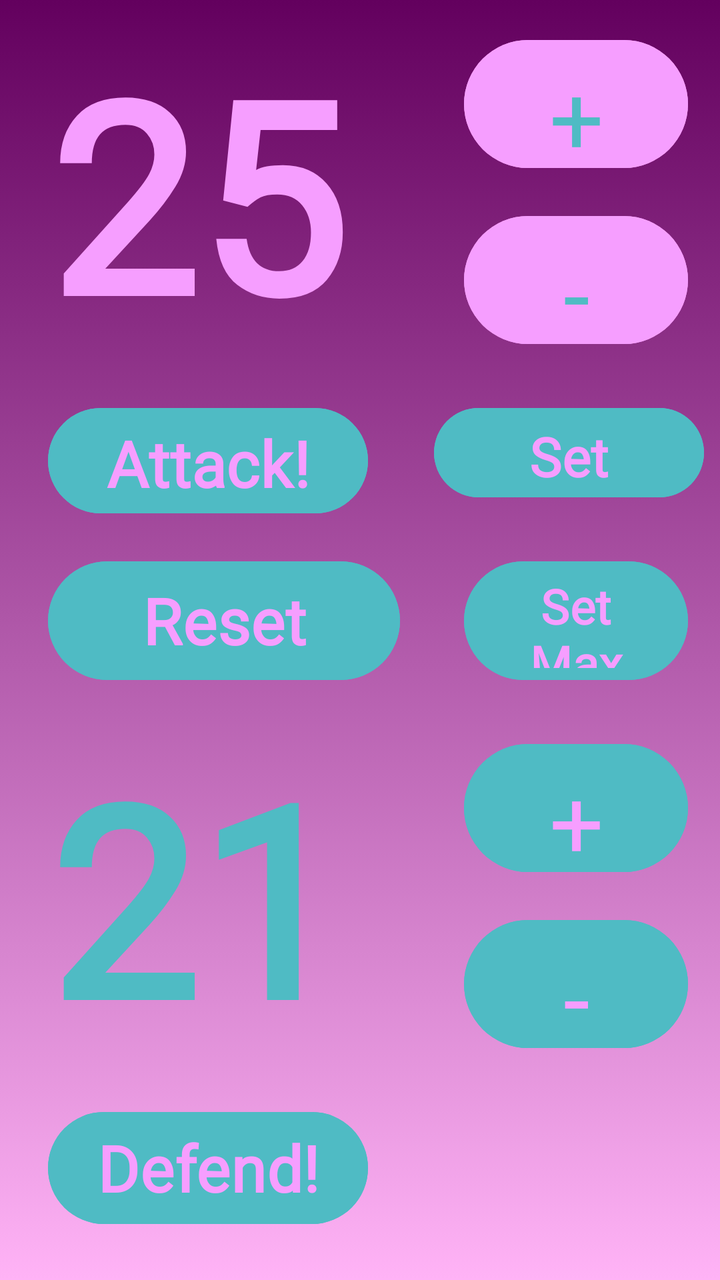
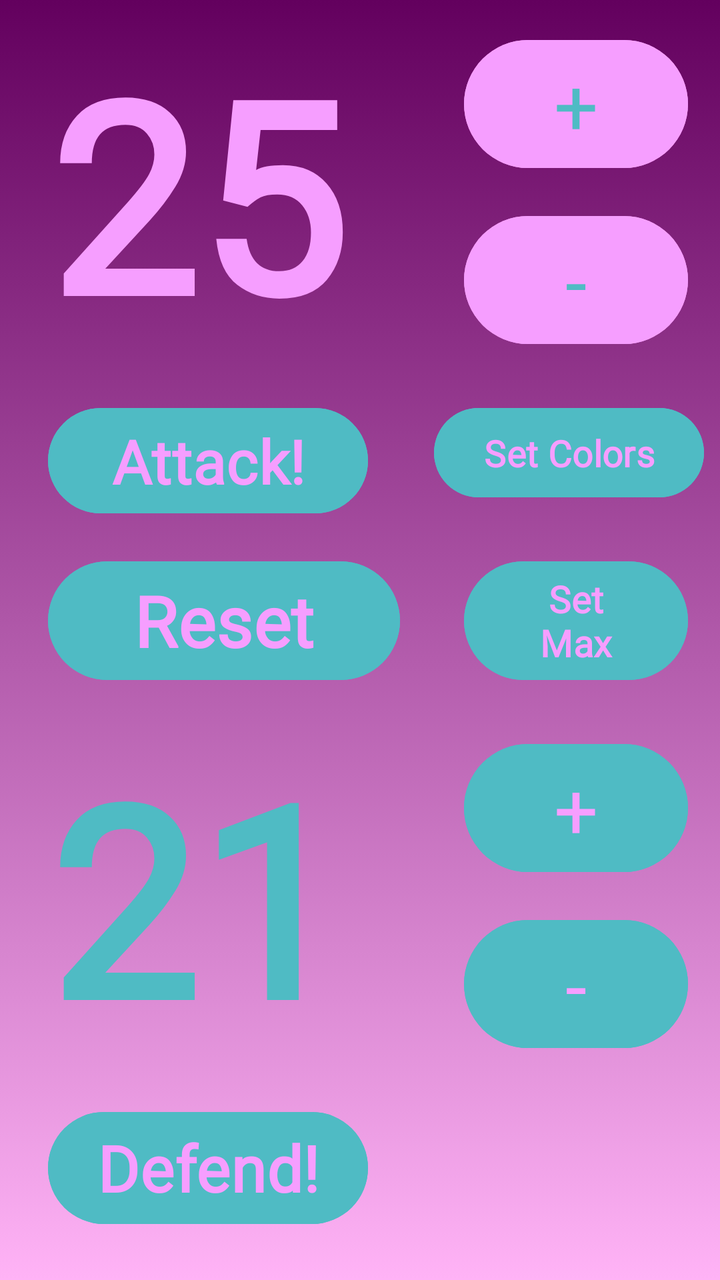

An Android layout rendered at two revisions. The XML below is the earlier revision; the diff shows what the commit changed to produce the second picture.
<!-- AndroidManifest.xml: application theme Theme.UVSLifeCalc -->
<!-- res/layout/activity_main.xml -->
<?xml version="1.0" encoding="utf-8"?>
<androidx.constraintlayout.widget.ConstraintLayout xmlns:android="http://schemas.android.com/apk/res/android"
    xmlns:app="http://schemas.android.com/apk/res-auto"
    xmlns:tools="http://schemas.android.com/tools"
    android:id="@+id/main"
    android:layout_width="match_parent"
    android:layout_height="match_parent"
    android:background="@drawable/gradient_background_main"
    tools:context=".MainActivity">

    
    <androidx.constraintlayout.widget.Guideline
        android:id="@+id/guideline_vertical"
        android:layout_width="wrap_content"
        android:layout_height="wrap_content"
        android:orientation="vertical"
        app:layout_constraintGuide_percent="0.60" />

    
    <androidx.constraintlayout.widget.Guideline
        android:id="@+id/guideline_h1"
        android:layout_width="wrap_content"
        android:layout_height="wrap_content"
        android:orientation="horizontal"
        app:layout_constraintGuide_percent="0.30" />

    
    <androidx.constraintlayout.widget.Guideline
        android:id="@+id/guideline_h2"
        android:layout_width="wrap_content"
        android:layout_height="wrap_content"
        android:orientation="horizontal"
        app:layout_constraintGuide_percent="0.42" />

    
    <androidx.constraintlayout.widget.Guideline
        android:id="@+id/guideline_h3"
        android:layout_width="wrap_content"
        android:layout_height="wrap_content"
        android:orientation="horizontal"
        app:layout_constraintGuide_percent="0.55" />

    
    <androidx.constraintlayout.widget.Guideline
        android:id="@+id/guideline_h4"
        android:layout_width="wrap_content"
        android:layout_height="wrap_content"
        android:orientation="horizontal"
        app:layout_constraintGuide_percent="0.85" />

    
    <TextView
        android:id="@+id/opp_health"
        android:layout_width="0dp"
        android:layout_height="0dp"
        android:layout_marginStart="24dp"
        android:layout_marginTop="8dp"
        android:layout_marginEnd="8dp"
        android:layout_marginBottom="8dp"
        android:autoSizeMaxTextSize="148sp"
        android:autoSizeMinTextSize="12sp"
        android:autoSizeTextType="uniform"
        android:fontFamily="@font/lobster"
        android:gravity="start|center_vertical"
        android:text="25"
        android:textColor="@color/primary"
        android:textStyle="bold"
        app:layout_constraintBottom_toTopOf="@+id/guideline_h1"
        app:layout_constraintEnd_toStartOf="@+id/guideline_vertical"
        app:layout_constraintStart_toStartOf="parent"
        app:layout_constraintTop_toTopOf="parent" />

    
    <Button
        android:id="@+id/opp_button_up"
        android:layout_width="0dp"
        android:layout_height="0dp"
        android:layout_marginStart="16dp"
        android:layout_marginTop="16dp"
        android:layout_marginEnd="16dp"
        android:layout_marginBottom="8dp"
        android:backgroundTint="@color/primary"
        android:fontFamily="@font/lobster"
        android:text="+"
        android:textColor="@color/secondary"
        android:textSize="48sp"
        app:layout_constraintBottom_toTopOf="@+id/opp_button_down"
        app:layout_constraintEnd_toEndOf="parent"
        app:layout_constraintStart_toStartOf="@+id/guideline_vertical"
        app:layout_constraintTop_toTopOf="parent"
        app:rippleColor="@color/design_default_color_error" />

    
    <Button
        android:id="@+id/opp_button_down"
        android:layout_width="0dp"
        android:layout_height="0dp"
        android:layout_marginStart="16dp"
        android:layout_marginTop="8dp"
        android:layout_marginEnd="16dp"
        android:layout_marginBottom="16dp"
        android:backgroundTint="@color/primary"
        android:fontFamily="@font/lobster"
        android:text="-"
        android:textColor="@color/secondary"
        android:textSize="48sp"
        app:layout_constraintBottom_toTopOf="@+id/guideline_h1"
        app:layout_constraintEnd_toEndOf="parent"
        app:layout_constraintStart_toStartOf="@+id/guideline_vertical"
        app:layout_constraintTop_toBottomOf="@+id/opp_button_up" />

    
    <Button
        android:id="@+id/attack_button"
        android:layout_width="0dp"
        android:layout_height="0dp"
        android:layout_marginStart="24dp"
        android:layout_marginTop="8dp"
        android:layout_marginEnd="32dp"
        android:layout_marginBottom="8dp"
        android:backgroundTint="@color/secondary"
        android:fontFamily="@font/lobster"
        android:text="Attack!"
        android:textColor="@color/primary"
        android:textSize="32sp"
        android:textStyle="bold"
        app:layout_constraintBottom_toTopOf="@+id/guideline_h2"
        app:layout_constraintEnd_toStartOf="@+id/guideline_vertical"
        app:layout_constraintStart_toStartOf="parent"
        app:layout_constraintTop_toBottomOf="@+id/guideline_h1" />

    
    <Button
        android:id="@+id/reset_button"
        android:layout_width="0dp"
        android:layout_height="0dp"
        android:layout_marginStart="24dp"
        android:layout_marginTop="8dp"
        android:layout_marginEnd="16dp"
        android:layout_marginBottom="8dp"
        android:backgroundTint="@color/secondary"
        android:fontFamily="@font/lobster"
        android:text="Reset"
        android:textColor="@color/primary"
        android:textSize="32sp"
        android:textStyle="bold"
        app:layout_constraintBottom_toTopOf="@+id/guideline_h3"
        app:layout_constraintEnd_toStartOf="@+id/guideline_vertical"
        app:layout_constraintStart_toStartOf="parent"
        app:layout_constraintTop_toBottomOf="@+id/guideline_h2" />

    
    <Button
        android:id="@+id/set_max_button"
        android:layout_width="0dp"
        android:layout_height="0dp"
        android:layout_marginStart="16dp"
        android:layout_marginTop="8dp"
        android:layout_marginEnd="16dp"
        android:layout_marginBottom="8dp"
        android:backgroundTint="@color/secondary"
        android:fontFamily="@font/lobster"
        android:text="Set Max"
        android:textColor="@color/primary"
        android:textSize="24sp"
        android:textStyle="bold"
        app:layout_constraintBottom_toTopOf="@+id/guideline_h3"
        app:layout_constraintEnd_toEndOf="parent"
        app:layout_constraintStart_toStartOf="@+id/guideline_vertical"
        app:layout_constraintTop_toBottomOf="@+id/guideline_h2" />

    
    <TextView
        android:id="@+id/my_health"
        android:layout_width="0dp"
        android:layout_height="0dp"
        android:layout_marginStart="24dp"
        android:layout_marginTop="8dp"
        android:layout_marginEnd="8dp"
        android:layout_marginBottom="8dp"
        android:autoSizeMaxTextSize="148sp"
        android:autoSizeMinTextSize="12sp"
        android:autoSizeTextType="uniform"
        android:fontFamily="@font/lobster"
        android:gravity="start|center_vertical"
        android:text="21"
        android:textColor="@color/secondary"
        android:textStyle="bold"
        app:layout_constraintBottom_toTopOf="@+id/guideline_h4"
        app:layout_constraintEnd_toStartOf="@+id/guideline_vertical"
        app:layout_constraintStart_toStartOf="parent"
        app:layout_constraintTop_toBottomOf="@+id/guideline_h3" />

    
    <Button
        android:id="@+id/me_button_up"
        android:layout_width="0dp"
        android:layout_height="0dp"
        android:layout_marginStart="16dp"
        android:layout_marginTop="16dp"
        android:layout_marginEnd="16dp"
        android:layout_marginBottom="8dp"
        android:backgroundTint="@color/secondary"
        android:fontFamily="@font/lobster"
        android:text="+"
        android:textColor="@color/primary"
        android:textSize="48sp"
        app:layout_constraintBottom_toTopOf="@+id/me_button_down"
        app:layout_constraintEnd_toEndOf="parent"
        app:layout_constraintStart_toStartOf="@+id/guideline_vertical"
        app:layout_constraintTop_toBottomOf="@+id/guideline_h3" />

    
    <Button
        android:id="@+id/me_button_down"
        android:layout_width="0dp"
        android:layout_height="0dp"
        android:layout_marginStart="16dp"
        android:layout_marginTop="8dp"
        android:layout_marginEnd="16dp"
        android:layout_marginBottom="16dp"
        android:backgroundTint="@color/secondary"
        android:fontFamily="@font/lobster"
        android:text="-"
        android:textColor="@color/primary"
        android:textSize="48sp"
        app:layout_constraintBottom_toTopOf="@+id/guideline_h4"
        app:layout_constraintEnd_toEndOf="parent"
        app:layout_constraintStart_toStartOf="@+id/guideline_vertical"
        app:layout_constraintTop_toBottomOf="@+id/me_button_up" />

    
    <Button
        android:id="@+id/defend_button"
        android:layout_width="0dp"
        android:layout_height="0dp"
        android:layout_marginStart="24dp"
        android:layout_marginTop="8dp"
        android:layout_marginEnd="32dp"
        android:layout_marginBottom="24dp"
        android:backgroundTint="@color/secondary"
        android:fontFamily="@font/lobster"
        android:text="Defend!"
        android:textColor="@color/primary"
        android:textSize="32sp"
        android:textStyle="bold"
        app:layout_constraintBottom_toBottomOf="parent"
        app:layout_constraintEnd_toStartOf="@+id/guideline_vertical"
        app:layout_constraintStart_toStartOf="parent"
        app:layout_constraintTop_toBottomOf="@+id/guideline_h4" />

    <Button
        android:id="@+id/set_color_button"
        android:layout_width="0dp"
        android:layout_height="0dp"
        android:layout_marginStart="33dp"
        android:layout_marginTop="24dp"
        android:layout_marginEnd="8dp"
        android:layout_marginBottom="24dp"
        android:backgroundTint="@color/secondary"
        android:fontFamily="@font/lobster"
        android:text="Set Colors"
        android:textColor="@color/primary"
        android:textSize="27sp"
        android:textStyle="bold"
        app:layout_constraintBottom_toTopOf="@+id/set_max_button"
        app:layout_constraintEnd_toEndOf="parent"
        app:layout_constraintStart_toEndOf="@+id/attack_button"
        app:layout_constraintTop_toBottomOf="@+id/opp_button_down" />

</androidx.constraintlayout.widget.ConstraintLayout>
<!-- resources referenced by this layout -->
<resources>
  <color name="primary">#F69EFF</color>
  <color name="secondary">#4fbbc4</color>
  <!-- drawable gradient_background_main (drawable) -->
  <?xml version="1.0" encoding="utf-8"?>
  <selector xmlns:android="http://schemas.android.com/apk/res/android">
      <item>
          <shape>
              <gradient android:endColor="@color/gradient_color_one"
                  android:startColor="@color/gradient_color_two"
                  android:angle="90"/>
          </shape>
      </item>
  </selector>
  <style name="Theme.UVSLifeCalc" parent="Base.Theme.UVSLifeCalc" />
  <color name="gradient_color_one">#63005E</color>
  <color name="gradient_color_two">#FFB3F6</color>
  <style name="Base.Theme.UVSLifeCalc" parent="Theme.Material3.DayNight.NoActionBar">
          
          
      </style>
</resources>

<!-- the commit's change to res/layout/activity_main.xml (unified diff, before → after) -->
@@ -83,7 +83,9 @@
         android:fontFamily="@font/lobster"
         android:text="+"
         android:textColor="@color/secondary"
-        android:textSize="48sp"
+        app:autoSizeMaxTextSize="148sp"
+        app:autoSizeMinTextSize="12sp"
+        app:autoSizeTextType="uniform"
         app:layout_constraintBottom_toTopOf="@+id/opp_button_down"
         app:layout_constraintEnd_toEndOf="parent"
         app:layout_constraintStart_toStartOf="@+id/guideline_vertical"
@@ -103,7 +105,9 @@
         android:fontFamily="@font/lobster"
         android:text="-"
         android:textColor="@color/secondary"
-        android:textSize="48sp"
+        app:autoSizeMaxTextSize="148sp"
+        app:autoSizeMinTextSize="12sp"
+        app:autoSizeTextType="uniform"
         app:layout_constraintBottom_toTopOf="@+id/guideline_h1"
         app:layout_constraintEnd_toEndOf="parent"
         app:layout_constraintStart_toStartOf="@+id/guideline_vertical"
@@ -122,7 +126,9 @@
         android:fontFamily="@font/lobster"
         android:text="Attack!"
         android:textColor="@color/primary"
-        android:textSize="32sp"
+        app:autoSizeMaxTextSize="148sp"
+        app:autoSizeMinTextSize="12sp"
+        app:autoSizeTextType="uniform"
         android:textStyle="bold"
         app:layout_constraintBottom_toTopOf="@+id/guideline_h2"
         app:layout_constraintEnd_toStartOf="@+id/guideline_vertical"
@@ -142,7 +148,9 @@
         android:fontFamily="@font/lobster"
         android:text="Reset"
         android:textColor="@color/primary"
-        android:textSize="32sp"
+        app:autoSizeMaxTextSize="148sp"
+        app:autoSizeMinTextSize="12sp"
+        app:autoSizeTextType="uniform"
         android:textStyle="bold"
         app:layout_constraintBottom_toTopOf="@+id/guideline_h3"
         app:layout_constraintEnd_toStartOf="@+id/guideline_vertical"
@@ -162,7 +170,9 @@
         android:fontFamily="@font/lobster"
         android:text="Set Max"
         android:textColor="@color/primary"
-        android:textSize="24sp"
+        app:autoSizeMaxTextSize="148sp"
+        app:autoSizeMinTextSize="12sp"
+        app:autoSizeTextType="uniform"
         android:textStyle="bold"
         app:layout_constraintBottom_toTopOf="@+id/guideline_h3"
         app:layout_constraintEnd_toEndOf="parent"
@@ -204,7 +214,9 @@
         android:fontFamily="@font/lobster"
         android:text="+"
         android:textColor="@color/primary"
-        android:textSize="48sp"
+        android:autoSizeMaxTextSize="148sp"
+        android:autoSizeMinTextSize="12sp"
+        android:autoSizeTextType="uniform"
         app:layout_constraintBottom_toTopOf="@+id/me_button_down"
         app:layout_constraintEnd_toEndOf="parent"
         app:layout_constraintStart_toStartOf="@+id/guideline_vertical"
@@ -223,7 +235,9 @@
         android:fontFamily="@font/lobster"
         android:text="-"
         android:textColor="@color/primary"
-        android:textSize="48sp"
+        android:autoSizeMaxTextSize="148sp"
+        android:autoSizeMinTextSize="12sp"
+        android:autoSizeTextType="uniform"
         app:layout_constraintBottom_toTopOf="@+id/guideline_h4"
         app:layout_constraintEnd_toEndOf="parent"
         app:layout_constraintStart_toStartOf="@+id/guideline_vertical"
@@ -242,7 +256,9 @@
         android:fontFamily="@font/lobster"
         android:text="Defend!"
         android:textColor="@color/primary"
-        android:textSize="32sp"
+        android:autoSizeMaxTextSize="148sp"
+        android:autoSizeMinTextSize="12sp"
+        android:autoSizeTextType="uniform"
         android:textStyle="bold"
         app:layout_constraintBottom_toBottomOf="parent"
         app:layout_constraintEnd_toStartOf="@+id/guideline_vertical"
@@ -261,7 +277,9 @@
         android:fontFamily="@font/lobster"
         android:text="Set Colors"
         android:textColor="@color/primary"
-        android:textSize="27sp"
+        android:autoSizeMaxTextSize="148sp"
+        android:autoSizeMinTextSize="12sp"
+        android:autoSizeTextType="uniform"
         android:textStyle="bold"
         app:layout_constraintBottom_toTopOf="@+id/set_max_button"
         app:layout_constraintEnd_toEndOf="parent"
